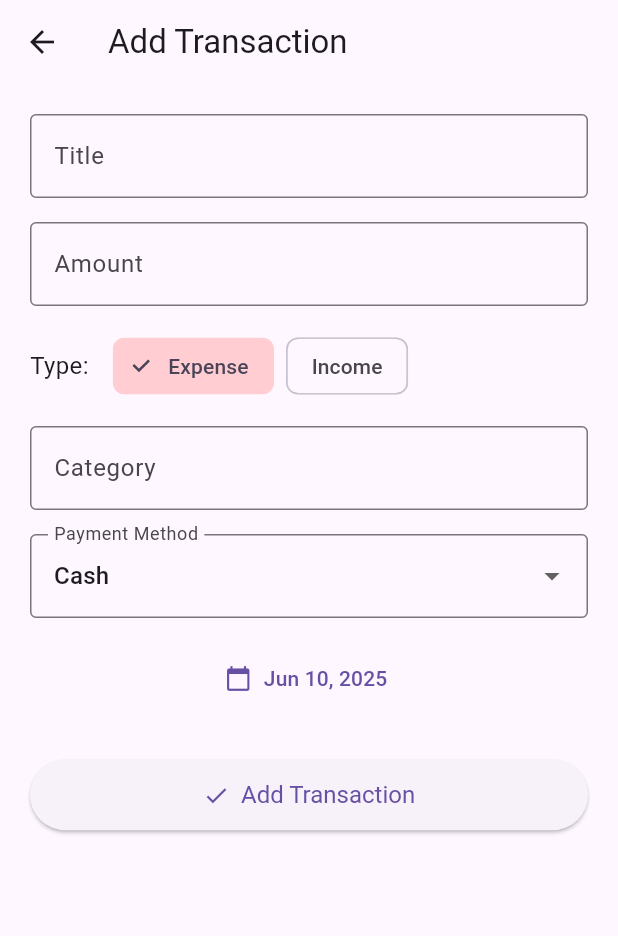
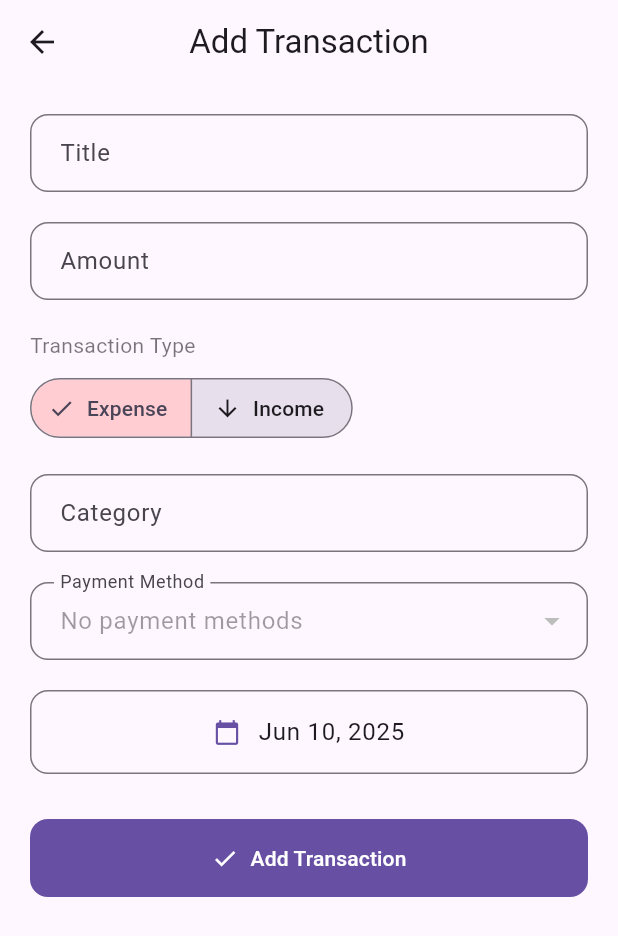
Before and after one commit to MoSwidan/BudgetWise, a Flutter app: the AddTransactionPage screen opened by its route, on a phone screen of 412 x 824 dp. Shown: the top 936 px of the screen. Run offline on Flutter 3.47's test engine with Material 3 defaults, Android fonts, the phone set to English and light mode, and no system bars; our stand-ins replace flutter_riverpod, hive, hive_flutter; accounts and stored records are empty.

Commit message:
enhance add transaction page

```diff
--- a/lib/pages/add_transaction_page.dart
+++ b/lib/pages/add_transaction_page.dart
@@ -2,8 +2,8 @@ import 'package:flutter/material.dart';
 import 'package:flutter_riverpod/flutter_riverpod.dart';
 import 'package:intl/intl.dart';
 import 'package:uuid/uuid.dart';
-
 import '../models/transaction.dart';
+import '../providers/payment_method_provider.dart';
 import '../providers/transaction_provider.dart';
 
 class AddTransactionPage extends ConsumerStatefulWidget {
@@ -15,21 +15,43 @@ class AddTransactionPage extends ConsumerStatefulWidget {
 
 class _AddTransactionPageState extends ConsumerState<AddTransactionPage> {
   final _formKey = GlobalKey<FormState>();
+  final _titleController = TextEditingController();
+  final _amountController = TextEditingController();
+  final _categoryController = TextEditingController();
 
-  String title = '';
-  String category = '';
-  double amount = 0.0;
+  late String selectedMethod;
+  DateTime selectedDate = DateTime.now();
   bool isIncome = false;
-  DateTime selectedDate = DateTime.now();
-  String selectedMethod = 'Cash';
 
-  final List<String> paymentMethods = ['Cash', 'Card', 'Wallet', 'E-Wallet'];
+  @override
+  void initState() {
+    super.initState();
+    final methods = ref.read(paymentMethodProvider);
+    selectedMethod = methods.isNotEmpty ? methods.first.name : 'Cash';
+  }
+
+  @override
+  void dispose() {
+    _titleController.dispose();
+    _amountController.dispose();
+    _categoryController.dispose();
+    super.dispose();
+  }
 
   @override
   Widget build(BuildContext context) {
+    final paymentMethods = ref.watch(paymentMethodProvider);
+    final theme = Theme.of(context);
+
     return Scaffold(
-      appBar: AppBar(title: const Text('Add Transaction')),
-      body: Padding(
+      appBar: AppBar(
+        title: const Text('Add Transaction'),
+        centerTitle: true,
+        elevation: 0,
+      ),
+      body: GestureDetector(
+        onTap: () => FocusScope.of(context).unfocus(),
+        child: Padding(
           padding: const EdgeInsets.all(20),
           child: Form(
             key: _formKey,
@@ -37,110 +59,215 @@ class _AddTransactionPageState extends ConsumerState<AddTransactionPage> {
               children: [
                 // Title field
                 TextFormField(
-                decoration: const InputDecoration(
+                  controller: _titleController,
+                  decoration: InputDecoration(
                     labelText: 'Title',
-                  border: OutlineInputBorder(),
+                    border: OutlineInputBorder(
+                      borderRadius: BorderRadius.circular(12),
                     ),
-                validator: (value) => value == null || value.isEmpty ? 'Enter a title' : null,
-                onSaved: (value) => title = value!,
+                    contentPadding: const EdgeInsets.symmetric(
+                      horizontal: 16,
+                      vertical: 14,
                     ),
-              const SizedBox(height: 16),
+                  ),
+                  style: theme.textTheme.bodyLarge,
+                  validator: (value) =>
+                      value == null || value.isEmpty ? 'Enter a title' : null,
+                ),
+                const SizedBox(height: 20),
 
                 // Amount field
                 TextFormField(
-                decoration: const InputDecoration(
+                  controller: _amountController,
+                  decoration: InputDecoration(
                     labelText: 'Amount',
-                  border: OutlineInputBorder(),
+                    border: OutlineInputBorder(
+                      borderRadius: BorderRadius.circular(12),
                     ),
-                keyboardType: TextInputType.number,
+                    prefixText: '\$ ',
+                    contentPadding: const EdgeInsets.symmetric(
+                      horizontal: 16,
+                      vertical: 14,
+                    ),
+                  ),
+                  keyboardType: TextInputType.numberWithOptions(decimal: true),
+                  style: theme.textTheme.bodyLarge,
                   validator: (value) {
                     if (value == null || value.isEmpty) return 'Enter amount';
-                  if (double.tryParse(value) == null) return 'Enter a valid number';
+                    if (double.tryParse(value) == null) {
+                      return 'Enter a valid number';
+                    }
                     return null;
                   },
-                onSaved: (value) => amount = double.parse(value!),
                 ),
-              const SizedBox(height: 16),
+                const SizedBox(height: 20),
 
-              // Income or Expense toggle
-              Row(
+                // Type selector
+                Column(
+                  crossAxisAlignment: CrossAxisAlignment.start,
                   children: [
-                  const Text('Type:', style: TextStyle(fontSize: 16)),
-                  const SizedBox(width: 16),
-                  ChoiceChip(
-                    label: const Text('Expense'),
-                    selected: !isIncome,
-                    onSelected: (_) => setState(() => isIncome = false),
-                    selectedColor: Colors.red.shade100,
+                    Text(
+                      'Transaction Type',
+                      style: theme.textTheme.bodyMedium?.copyWith(
+                        color: theme.colorScheme.onSurface.withOpacity(0.6),
                       ),
-                  const SizedBox(width: 8),
-                  ChoiceChip(
-                    label: const Text('Income'),
-                    selected: isIncome,
-                    onSelected: (_) => setState(() => isIncome = true),
-                    selectedColor: Colors.green.shade100,
+                    ),
+                    const SizedBox(height: 8),
+                    SegmentedButton<bool>(
+                      segments: const [
+                        ButtonSegment(
+                          value: false,
+                          label: Text('Expense'),
+                          icon: Icon(Icons.arrow_upward),
+                        ),
+                        ButtonSegment(
+                          value: true,
+                          label: Text('Income'),
+                          icon: Icon(Icons.arrow_downward),
+                        ),
+                      ],
+                      selected: {isIncome},
+                      onSelectionChanged: (newSelection) {
+                        setState(() => isIncome = newSelection.first);
+                      },
+                      style: ButtonStyle(
+                        backgroundColor: MaterialStateProperty.resolveWith<Color>(
+                          (states) {
+                            if (states.contains(MaterialState.selected)) {
+                              return isIncome
+                                  ? Colors.green.shade100
+                                  : Colors.red.shade100;
+                            }
+                            return theme.colorScheme.surfaceVariant;
+                          },
+                        ),
+                      ),
                     ),
                   ],
                 ),
-              const SizedBox(height: 16),
+                const SizedBox(height: 20),
 
                 // Category field
                 TextFormField(
-                decoration: const InputDecoration(
+                  controller: _categoryController,
+                  decoration: InputDecoration(
                     labelText: 'Category',
-                  border: OutlineInputBorder(),
+                    border: OutlineInputBorder(
+                      borderRadius: BorderRadius.circular(12),
                     ),
-                validator: (value) => value == null || value.isEmpty ? 'Enter a category' : null,
-                onSaved: (value) => category = value!,
+                    contentPadding: const EdgeInsets.symmetric(
+                      horizontal: 16,
+                      vertical: 14,
                     ),
-              const SizedBox(height: 16),
+                  ),
+                  style: theme.textTheme.bodyLarge,
+                  validator: (value) =>
+                      value == null || value.isEmpty ? 'Enter a category' : null,
+                ),
+                const SizedBox(height: 20),
 
                 // Payment method dropdown
                 DropdownButtonFormField<String>(
-                decoration: const InputDecoration(
+                  decoration: InputDecoration(
                     labelText: 'Payment Method',
-                  border: OutlineInputBorder(),
+                    border: OutlineInputBorder(
+                      borderRadius: BorderRadius.circular(12),
                     ),
-                value: selectedMethod,
-                items: paymentMethods
+                    contentPadding: const EdgeInsets.symmetric(
+                      horizontal: 16,
+                      vertical: 14,
+                    ),
+                  ),
+                  value: paymentMethods.isNotEmpty
+                      ? selectedMethod
+                      : 'No methods available',
+                  items: paymentMethods.isNotEmpty
+                      ? paymentMethods
                           .map((method) => DropdownMenuItem(
-                          value: method,
-                          child: Text(method),
+                                value: method.name,
+                                child: Row(
+                                  children: [
+                                    Icon(
+                                      method.type.icon,
+                                      color: method.type.color,
+                                      size: 20,
+                                    ),
+                                    const SizedBox(width: 12),
+                                    Text(method.name),
+                                  ],
+                                ),
                               ))
-                    .toList(),
-                onChanged: (value) => setState(() => selectedMethod = value!),
+                          .toList()
+                      : [
+                          const DropdownMenuItem(
+                            value: 'No methods available',
+                            child: Text('No payment methods'),
+                          )
+                        ],
+                  onChanged: paymentMethods.isNotEmpty
+                      ? (value) => setState(() => selectedMethod = value!)
+                      : null,
+                  style: theme.textTheme.bodyLarge,
                 ),
-              const SizedBox(height: 16),
+                const SizedBox(height: 20),
 
                 // Date picker
-              TextButton.icon(
-                icon: const Icon(Icons.calendar_today),
-                label: Text(DateFormat.yMMMd().format(selectedDate)),
+                OutlinedButton(
                   onPressed: () async {
                     final picked = await showDatePicker(
                       context: context,
                       initialDate: selectedDate,
                       firstDate: DateTime(2000),
                       lastDate: DateTime(2100),
+                      builder: (context, child) {
+                        return Theme(
+                          data: theme.copyWith(
+                            colorScheme: theme.colorScheme.copyWith(
+                              primary: theme.colorScheme.primary,
+                            ),
+                          ),
+                          child: child!,
+                        );
+                      },
                     );
                     if (picked != null) {
                       setState(() => selectedDate = picked);
                     }
                   },
+                  style: OutlinedButton.styleFrom(
+                    padding: const EdgeInsets.symmetric(vertical: 16),
+                    shape: RoundedRectangleBorder(
+                      borderRadius: BorderRadius.circular(12),
+                    ),
+                  ),
+                  child: Row(
+                    mainAxisAlignment: MainAxisAlignment.center,
+                    children: [
+                      const Icon(Icons.calendar_today),
+                      const SizedBox(width: 12),
+                      Text(
+                        DateFormat.yMMMd().format(selectedDate),
+                        style: theme.textTheme.bodyLarge,
+                      ),
+                    ],
+                  ),
                 ),
                 const SizedBox(height: 30),
 
                 // Add button
-              ElevatedButton.icon(
+                FilledButton.icon(
                   icon: const Icon(Icons.check),
                   label: const Text('Add Transaction'),
-                style: ElevatedButton.styleFrom(
-                  padding: const EdgeInsets.symmetric(vertical: 14),
-                  textStyle: const TextStyle(fontSize: 16),
+                  style: FilledButton.styleFrom(
+                    padding: const EdgeInsets.symmetric(vertical: 16),
+                    shape: RoundedRectangleBorder(
+                      borderRadius: BorderRadius.circular(12),
+                    ),
                   ),
                   onPressed: _submitForm,
                 ),
               ],
+            ),
           ),
         ),
       ),
@@ -149,15 +276,21 @@ class _AddTransactionPageState extends ConsumerState<AddTransactionPage> {
 
   void _submitForm() {
     if (_formKey.currentState?.validate() ?? false) {
-      _formKey.currentState!.save();
+      final paymentMethods = ref.read(paymentMethodProvider);
+      final method = paymentMethods.isNotEmpty
+          ? paymentMethods.firstWhere(
+              (m) => m.name == selectedMethod,
+              orElse: () => paymentMethods.first,
+            )
+          : null;
 
       final newTransaction = Transaction(
         id: const Uuid().v4(),
-        title: title,
-        amount: amount,
-        category: category,
+        title: _titleController.text.trim(),
+        amount: double.parse(_amountController.text),
+        category: _categoryController.text.trim(),
         date: selectedDate,
-        paymentMethod: selectedMethod,
+        paymentMethod: method?.name ?? 'Cash',
         isIncome: isIncome,
       );
 
```
Lines whose indentation alone changed are shown as unchanged.
